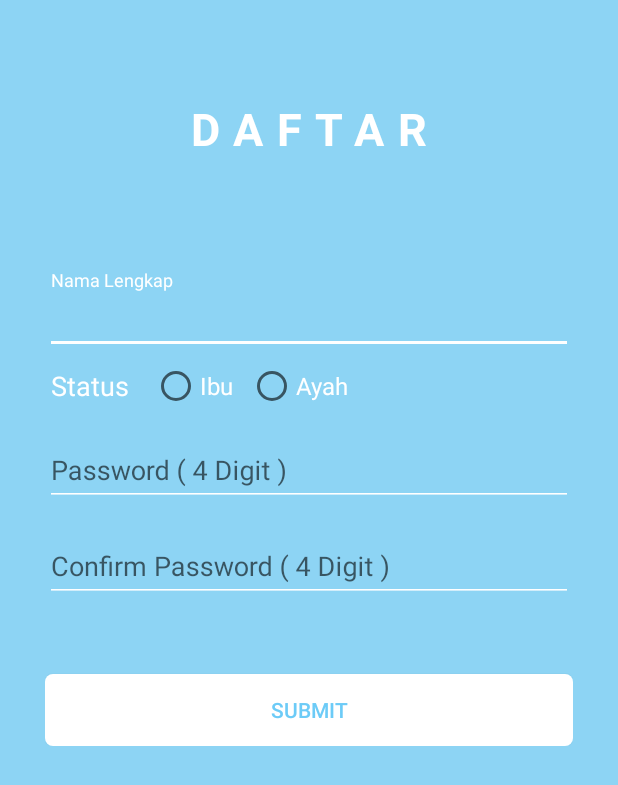
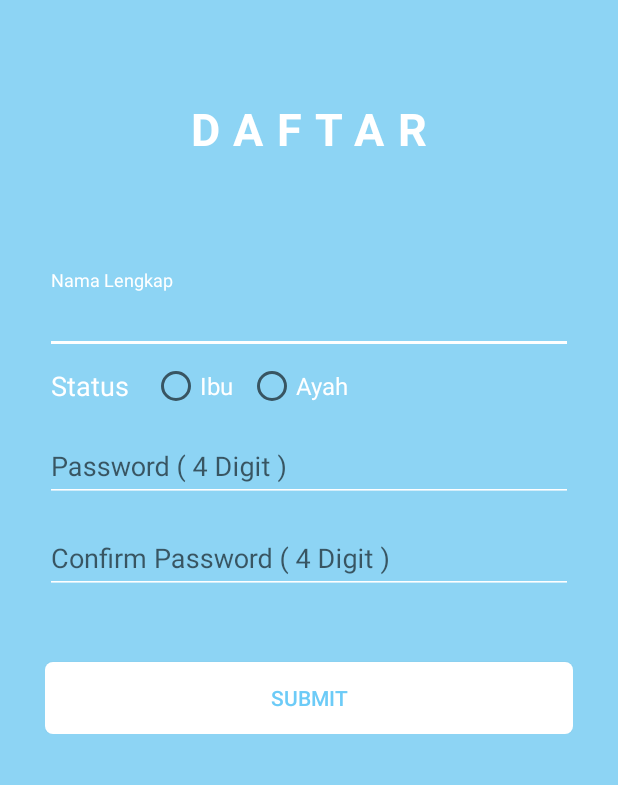
Before and after one commit to sarikrn/parentcare, an Android app: the screen it shows after launch (RegisterActivity), on a phone screen of 412 x 824 dp. Shown: the top 785 px of the screen. Run offline under Robolectric (Android 15) with nearby library versions, the phone set to English and light mode, and no system bars.

Commit message:
update v.4

```diff
--- a/app/src/main/AndroidManifest.xml
+++ b/app/src/main/AndroidManifest.xml
@@ -19,7 +19,8 @@
         </activity>
         <activity android:name=".HomeActivity" />
         <activity android:name=".ChildProfileActivity" />
-        <activity android:name=".LoginActivity"></activity>
+        <activity android:name=".LoginActivity" />
+        <activity android:name=".FirstInfoActivity"></activity>
     </application>
 
 </manifest>
--- a/app/src/main/res/layout/activity_register.xml
+++ b/app/src/main/res/layout/activity_register.xml
@@ -43,7 +43,7 @@
         <LinearLayout
             android:layout_width="match_parent"
             android:layout_height="wrap_content"
-            android:layout_marginBottom="8dp">
+            android:layout_marginBottom="5dp">
 
             <TextView
                 android:layout_width="wrap_content"
@@ -90,7 +90,7 @@
                 android:id="@+id/password"
                 android:layout_width="match_parent"
                 android:layout_height="wrap_content"
-                android:layout_marginBottom="8dp"
+                android:layout_marginBottom="5dp"
                 android:inputType="textVisiblePassword|numberPassword"
                 android:maxLength="4"
                 android:textColor="@android:color/white"
@@ -106,7 +106,7 @@
                 android:id="@+id/confirm_password"
                 android:layout_width="match_parent"
                 android:layout_height="wrap_content"
-                android:layout_marginBottom="8dp"
+                android:layout_marginBottom="5dp"
                 android:inputType="numberPassword"
                 android:maxLength="4"
                 android:textColor="@android:color/white"
```
Also changed, not shown: app/src/main/java/com/informatika/parentcare/FirstInfoActivity.java (added, +13 -0 lines), app/src/main/res/layout/activity_first_info.xml (added, +9 -0 lines).
